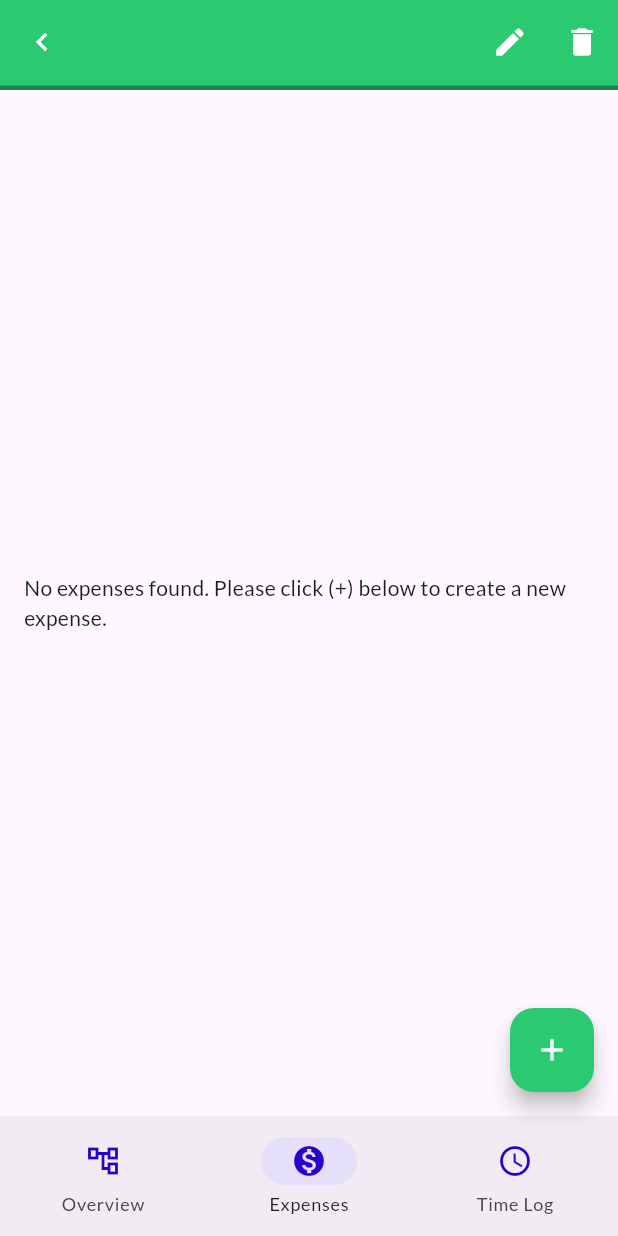
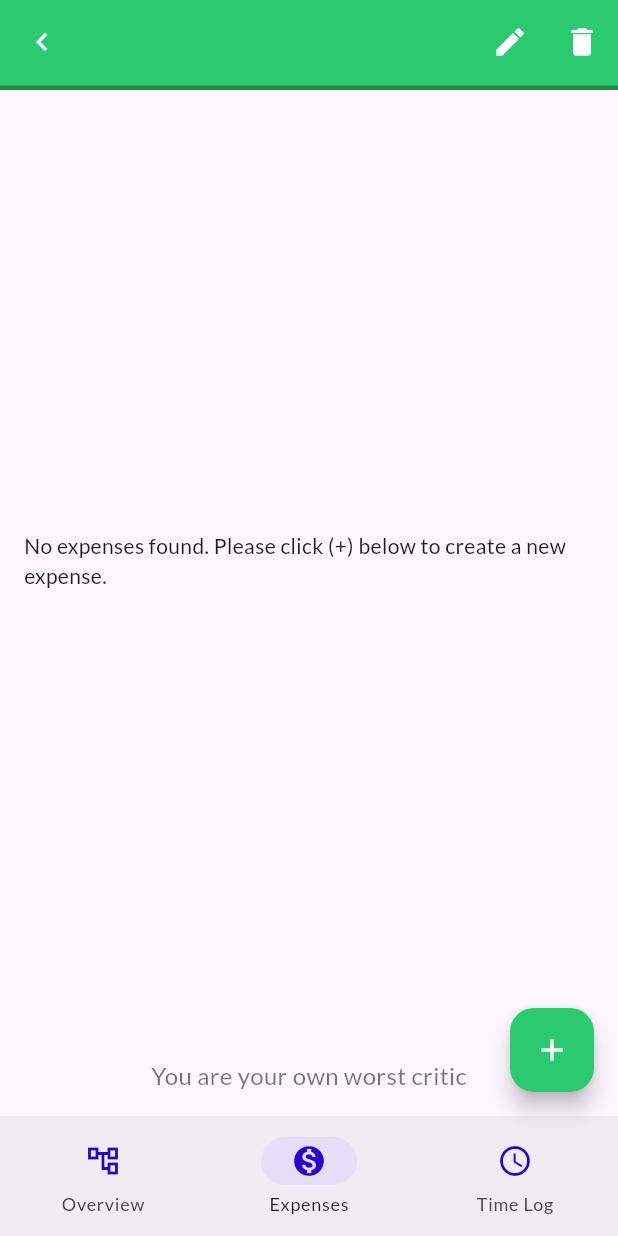
Before and after one commit to jcoolu/Creaphur, a Flutter app: the ProjectOverviewScreen screen opened directly with empty values, item 2 of the bottom bar chosen, on a phone screen of 412 x 824 dp. Run offline on Flutter 3.47's test engine with Material 3 defaults, Android fonts, the phone set to English and light mode, and no system bars; our stand-ins replace dropdown_search, file_picker, fl_chart, google_fonts, share_plus, sqflite; missing offline and left inert: widgetbook; accounts and stored records are empty; project files that could hold a hidden picture were left out.

Commit message:
Added quote list and implementation on project overview

```diff
--- a/creaphur/lib/screens/project_overview/main.dart
+++ b/creaphur/lib/screens/project_overview/main.dart
@@ -14,6 +14,7 @@ import 'package:creaphur/widgets/delete_dialog.dart';
 import 'package:creaphur/widgets/filled_floating_action_button.dart';
 import 'package:flutter/material.dart';
 import 'package:provider/provider.dart';
+import 'quote_list.dart'; // Import the new file
 
 class ProjectOverviewScreen extends StatefulWidget {
   final Project project;
@@ -29,6 +30,14 @@ class _ProjectOverviewScreenState extends State<ProjectOverviewScreen> {
   int screenIndex = 0;
   int selectedMonth = DateTime.now().month;
   int selectedYear = DateTime.now().year;
+  late String randomText;
+
+  @override
+  void initState() {
+    super.initState();
+    randomText = QuoteList.getRandomText(); // Get a random text from the list
+  }
+
   @override
   Widget build(BuildContext context) {
     Profile currentProfile = Provider.of<Profile>(context, listen: true);
@@ -146,7 +155,18 @@ class _ProjectOverviewScreenState extends State<ProjectOverviewScreen> {
         titleTextStyle: const TextStyle(color: Colors.white, fontSize: 20),
       ),
       body: SafeArea(
-        child: handleScreen(),
+        child: Column(
+          children: [
+            Expanded(child: handleScreen()), // Existing screen content
+            Padding(
+              padding: const EdgeInsets.all(16.0),
+              child: Text(
+                randomText,
+                style: const TextStyle(fontSize: 16, color: Colors.black54),
+              ),
+            ),
+          ],
+        ),
       ),
       bottomNavigationBar: NavigationBar(
           selectedIndex: screenIndex,
--- /dev/null
+++ b/creaphur/lib/screens/project_overview/quote_list.dart
@@ -0,0 +1,18 @@
+// text_list.dart
+import 'dart:math';
+
+class QuoteList {
+  static final List<String> texts = [
+    "Welcome to your great work.",
+    "Remember to take breaks.",
+    "Keep moving forward",
+    "Your ideas are appreciated",
+    "You are your own worst critic",
+    "Your failures don't define you"
+  ];
+
+  static String getRandomText() {
+    final random = Random();
+    return texts[random.nextInt(texts.length)];
+  }
+}
```
